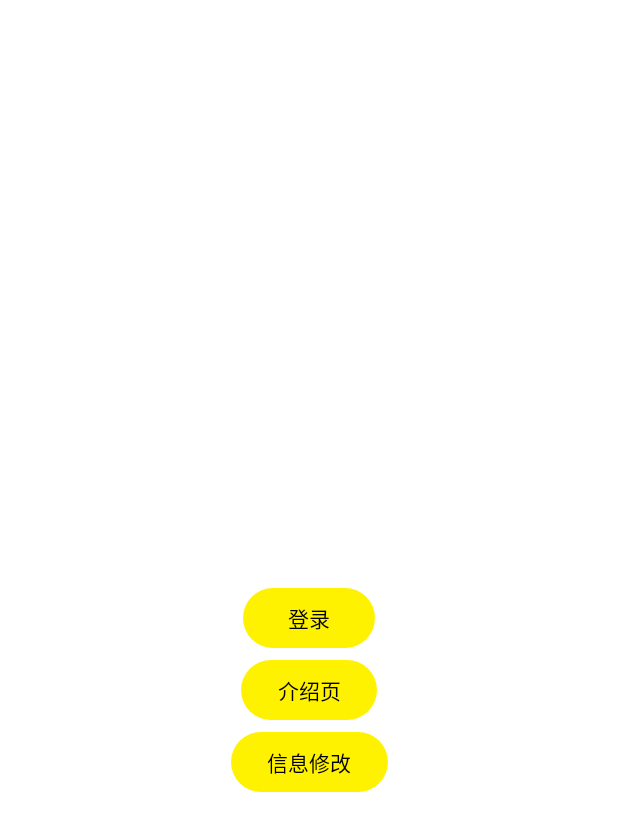
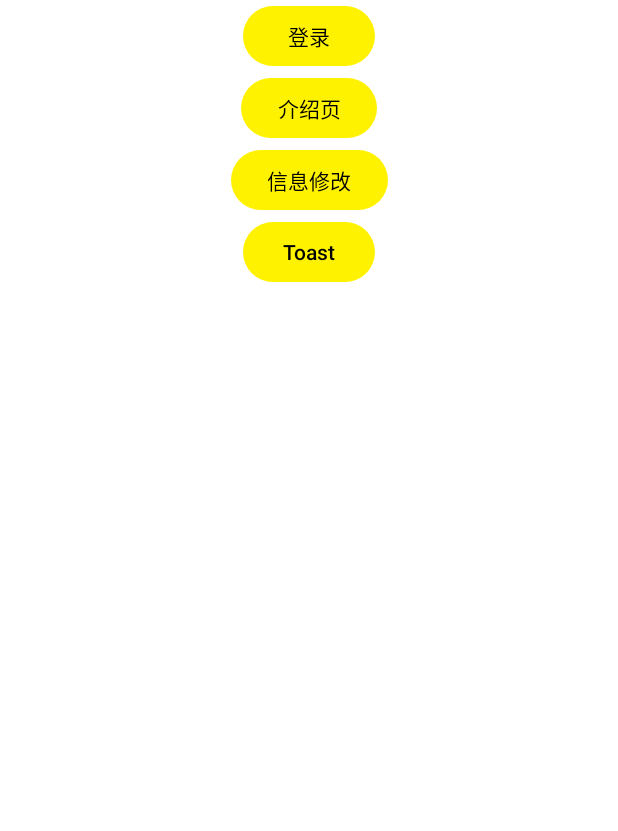
Before and after one commit to klxiaoniu/Youxi, an Android app: the fragment HomeFragment shown on its own in the app's theme, on a phone screen of 412 x 824 dp. Shown: the top 831 px of the screen. Run offline under Robolectric (Android 15) with nearby library versions, the phone set to English and light mode, and no system bars; libraries missing offline, so code that uses them is left out: com.hjq.toast.

Commit message:
toast_success.xml

```diff
--- a/app/src/main/java/com/glittering/youxi/MyApplication.kt
+++ b/app/src/main/java/com/glittering/youxi/MyApplication.kt
@@ -4,6 +4,7 @@ import android.app.Application
 import com.glittering.youxi.data.ServiceCreator
 import com.glittering.youxi.data.LoginUser
 import com.glittering.youxi.data.UserService
+import com.hjq.toast.Toaster
 import kotlinx.coroutines.Dispatchers
 import kotlinx.coroutines.GlobalScope
 import kotlinx.coroutines.launch
@@ -45,6 +46,8 @@ class MyApplication : Application() {
 
     init {
         application = this
+        Toaster.init(this)
+        Toaster.setView(R.layout.toast_success)
         //DynamicColors.applyToActivitiesIfAvailable(application)     //动态取色
     }
 
--- a/app/src/main/java/com/glittering/youxi/ui/fragment/home/HomeFragment.kt
+++ b/app/src/main/java/com/glittering/youxi/ui/fragment/home/HomeFragment.kt
@@ -12,6 +12,7 @@ import com.glittering.youxi.ui.activity.LoginActivity
 import com.glittering.youxi.databinding.FragmentHomeBinding
 import com.glittering.youxi.ui.activity.IntroActivity
 import com.glittering.youxi.ui.activity.ProfileUpdateActivity
+import com.hjq.toast.Toaster
 
 class HomeFragment : Fragment() {
 
@@ -40,6 +41,7 @@ class HomeFragment : Fragment() {
         val btnLogin: Button = binding.btnLogin
         val btnIntro: Button = binding.btnIntro
         val btnProfile: Button = binding.btnProfile
+        val btnToast: Button = binding.btnToast
         btnLogin.setOnClickListener {
             val intent = Intent(context, LoginActivity::class.java)
             startActivity(intent)
@@ -52,6 +54,9 @@ class HomeFragment : Fragment() {
             val intent = Intent(context, ProfileUpdateActivity::class.java)
             startActivity(intent)
         }
+        btnToast.setOnClickListener {
+            Toaster.show("操作成功!")
+        }
 
         return root
     }
--- a/app/src/main/res/layout/fragment_home.xml
+++ b/app/src/main/res/layout/fragment_home.xml
@@ -11,7 +11,6 @@
         android:layout_width="wrap_content"
         android:layout_height="wrap_content"
         android:text="登录"
-        app:layout_constraintBottom_toBottomOf="parent"
         app:layout_constraintEnd_toEndOf="parent"
         app:layout_constraintStart_toStartOf="parent"
         app:layout_constraintTop_toTopOf="parent" />
@@ -31,4 +30,12 @@
         app:layout_constraintStart_toStartOf="@id/btn_login"
         app:layout_constraintEnd_toEndOf="@id/btn_login"
         app:layout_constraintTop_toBottomOf="@id/btn_intro" />
+    <Button
+        android:id="@+id/btn_toast"
+        android:layout_width="wrap_content"
+        android:layout_height="wrap_content"
+        android:text="Toast"
+        app:layout_constraintStart_toStartOf="@id/btn_login"
+        app:layout_constraintEnd_toEndOf="@id/btn_login"
+        app:layout_constraintTop_toBottomOf="@id/btn_profile" />
 </androidx.constraintlayout.widget.ConstraintLayout>
```
Also changed, not shown: app/src/main/res/layout/toast_success.xml (added, +43 -0 lines), app/src/main/res/drawable-mdpi/ic_success.png (added), app/src/main/res/drawable-xhdpi/ic_success.png (added), app/src/main/res/drawable-xxhdpi/ic_success.png (added), app/src/main/res/drawable-xxxhdpi/ic_success.png (added).
